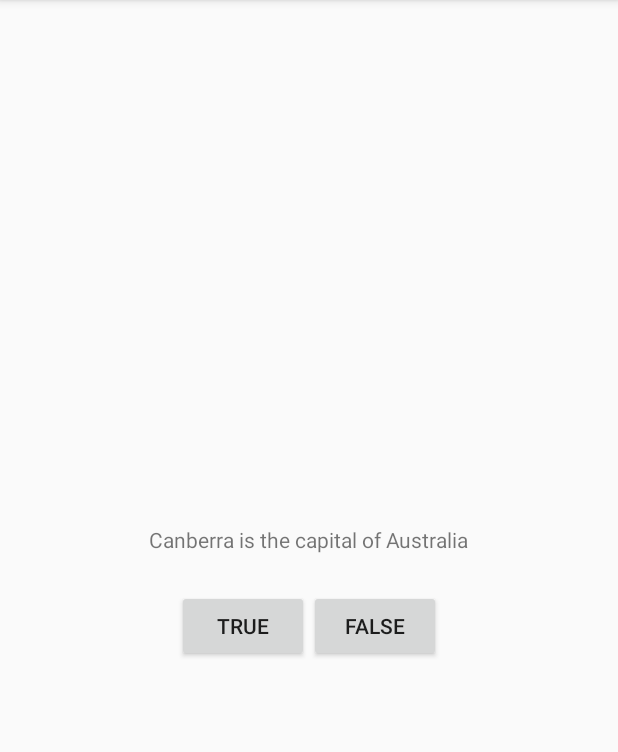
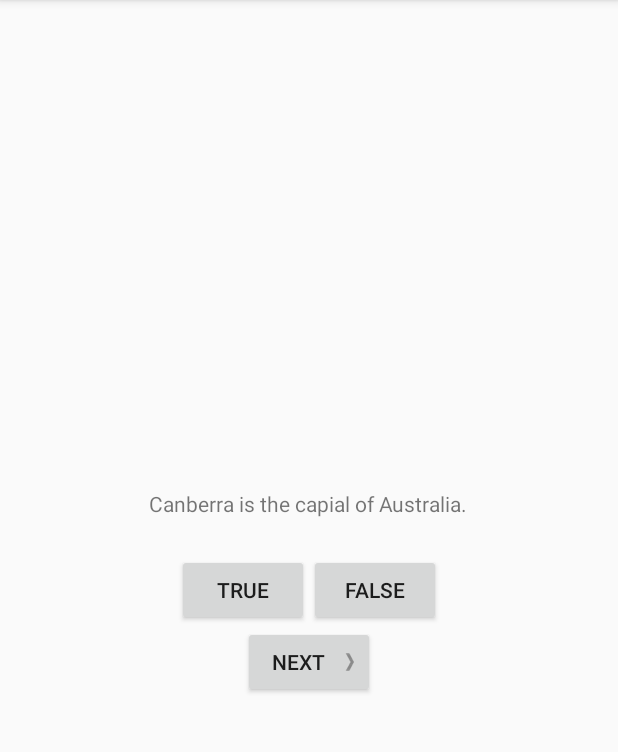
Before and after one commit to bennetthanna/GeoQuiz, an Android app: the screen it shows after launch (QuizActivity), after a tap on "TRUE", on a phone screen of 412 x 824 dp, the part 84-836 px from its top. Run offline under Robolectric (Android 15) with nearby library versions, the phone set to English and light mode, and no system bars.

Commit message:
Added multiple questions using array of Question objects and added next button

```diff
--- /dev/null
+++ b/app/src/main/java/com/hannabennett/geoquiz/Question.java
@@ -0,0 +1,31 @@
+package com.hannabennett.geoquiz;
+
+/**
+ * Created by HannaBennett on 9/24/17.
+ */
+
+public class Question {
+    private int mTextResId;
+    private boolean mAnswerTrue;
+
+    public Question(int textResId, boolean answerTrue) {
+        mTextResId = textResId;
+        mAnswerTrue = answerTrue;
+    }
+
+    public int getTextResId() {
+        return mTextResId;
+    }
+
+    public void setTextResId(int textResId) {
+        mTextResId = textResId;
+    }
+
+    public boolean isAnswerTrue() {
+        return mAnswerTrue;
+    }
+
+    public void setAnswerTrue(boolean answerTrue) {
+        mAnswerTrue = answerTrue;
+    }
+}
--- a/app/src/main/java/com/hannabennett/geoquiz/QuizActivity.java
+++ b/app/src/main/java/com/hannabennett/geoquiz/QuizActivity.java
@@ -4,35 +4,77 @@ import android.support.v7.app.AppCompatActivity;
 import android.os.Bundle;
 import android.view.View;
 import android.widget.Button;
+import android.widget.TextView;
 import android.widget.Toast;
 
 public class QuizActivity extends AppCompatActivity {
 
     private Button mTrueButton;
     private Button mFalseButton;
+    private Button mNextButton;
+    private TextView mQuestionTextView;
+
+    private Question[] mQuestionBank = new Question[] {
+            new Question(R.string.question_australia, true),
+            new Question(R.string.question_oceans, true),
+            new Question(R.string.question_mideast, false),
+            new Question(R.string.question_africa, false),
+            new Question(R.string.question_americas, true),
+            new Question(R.string.question_asia, true),
+    };
+
+    private int mCurrentIndex = 0;
 
     @Override
     protected void onCreate(Bundle savedInstanceState) {
         super.onCreate(savedInstanceState);
         setContentView(R.layout.activity_quiz);
 
+        mQuestionTextView = (TextView) findViewById(R.id.question_text_view);
+
         mTrueButton = (Button) findViewById(R.id.true_button);
         mTrueButton.setOnClickListener(new View.OnClickListener() {
             @Override
             public void onClick(View v) {
-                Toast.makeText(QuizActivity.this,
-                               R.string.correct_toast,
-                               Toast.LENGTH_SHORT).show();
+                checkAnswer(true);
             }
         });
         mFalseButton = (Button) findViewById(R.id.false_button);
         mFalseButton.setOnClickListener(new View.OnClickListener() {
             @Override
             public void onClick(View v) {
-                Toast.makeText(QuizActivity.this,
-                               R.string.incorrect_toast,
-                               Toast.LENGTH_SHORT).show();
+                checkAnswer(false);
             }
         });
+
+        mNextButton = (Button) findViewById(R.id.next_button);
+        mNextButton.setOnClickListener(new View.OnClickListener() {
+            @Override
+            public void onClick(View v) {
+                mCurrentIndex = (mCurrentIndex + 1) % mQuestionBank.length;
+                updateQuestion();
+            }
+        });
+
+        updateQuestion();
+    }
+
+    private void updateQuestion() {
+        int question = mQuestionBank[mCurrentIndex].getTextResId();
+        mQuestionTextView.setText(question);
+    }
+
+    private void checkAnswer(boolean userPressedTrue) {
+        boolean answerIsTrue = mQuestionBank[mCurrentIndex].isAnswerTrue();
+
+        int messageResId = 0;
+
+        if(userPressedTrue == answerIsTrue) {
+            messageResId = R.string.correct_toast;
+        } else {
+            messageResId = R.string.incorrect_toast;
+        }
+
+        Toast.makeText(this, messageResId, Toast.LENGTH_SHORT).show();
     }
 }
--- a/app/src/main/res/layout/activity_quiz.xml
+++ b/app/src/main/res/layout/activity_quiz.xml
@@ -6,10 +6,10 @@
     android:orientation="vertical" >
 
     <TextView
+        android:id="@+id/question_text_view"
         android:layout_width="wrap_content"
         android:layout_height="wrap_content"
-        android:padding="24dp"
-        android:text="@string/question_text" />
+        android:padding="24dp" />
 
     <LinearLayout
         android:layout_width="wrap_content"
@@ -30,4 +30,12 @@
 
     </LinearLayout>
 
+    <Button
+        android:id="@+id/next_button"
+        android:layout_width="wrap_content"
+        android:layout_height="wrap_content"
+        android:text="@string/next_button"
+        android:drawableRight="@drawable/arrow_right"
+        android:drawablePadding="4dp" />
+
 </LinearLayout>
--- a/app/src/main/res/values/strings.xml
+++ b/app/src/main/res/values/strings.xml
@@ -1,8 +1,14 @@
 <resources>
     <string name="app_name">GeoQuiz</string>
-    <string name="question_text">Canberra is the capital of Australia</string>
+    <string name="question_australia">Canberra is the capial of Australia.</string>
+    <string name="question_oceans">The Pacific Ocean is larger than the Atlantic Ocean.</string>
+    <string name="question_mideast">The Suez Canal connects the Red Sea and the Indian Ocean.</string>
+    <string name="question_africa">The source of the Nile River is in Egypt</string>
+    <string name="question_americas">The Amazon River is the longest river in the Americas.</string>
+    <string name="question_asia">Lake Baikal is the world\'s oldest and deepest freshwater lake.</string>
     <string name="true_button">True</string>
     <string name="false_button">False</string>
+    <string name="next_button">Next</string>
     <string name="correct_toast">Correct!</string>
     <string name="incorrect_toast">Incorrect!</string>
 </resources>
```
Also changed, not shown: app/src/main/res/drawable-hdpi/arrow_left.png (added), app/src/main/res/drawable-hdpi/arrow_right.png (added), app/src/main/res/drawable-mdpi/arrow_left.png (added), app/src/main/res/drawable-mdpi/arrow_right.png (added), app/src/main/res/drawable-xhdpi/arrow_left.png (added), app/src/main/res/drawable-xhdpi/arrow_right.png (added), app/src/main/res/drawable-xxhdpi/arrow_left.png (added), app/src/main/res/drawable-xxhdpi/arrow_right.png (added).
